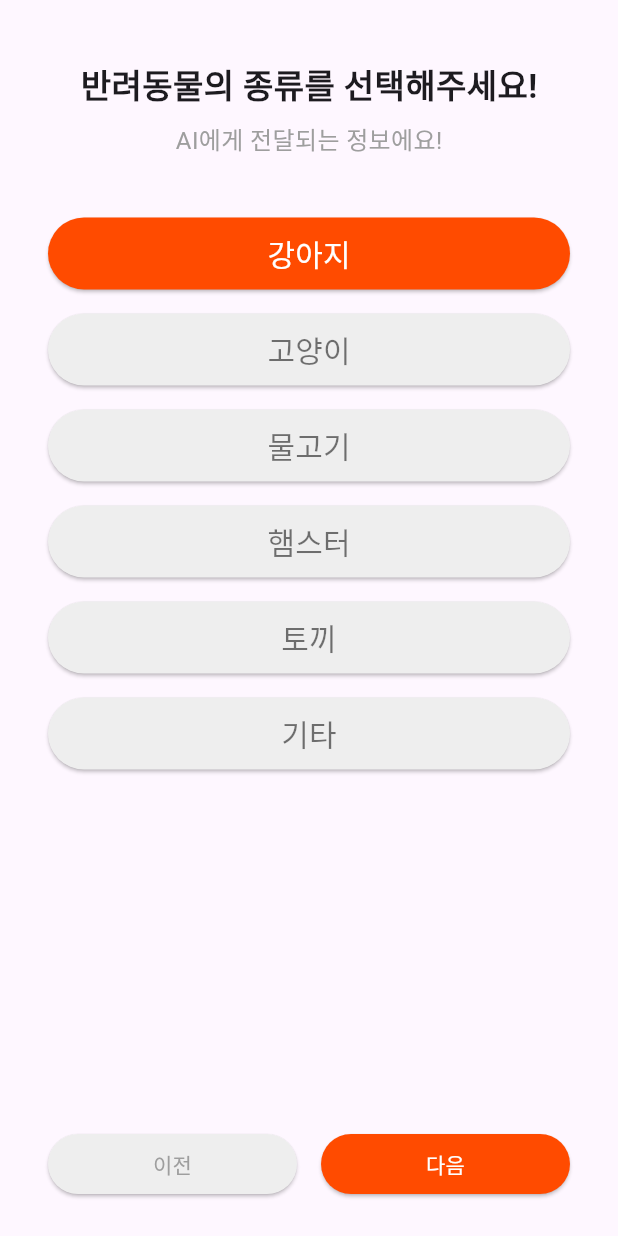
After one commit to DailyDog/DaengLog-FE, a Flutter app: the InformationFirst screen opened by its route, on a phone screen of 412 x 824 dp. The commit adds this screen. Run offline on Flutter 3.47's test engine with Material 3 defaults, Android fonts, the phone set to English and light mode, and no system bars.

Commit message:
:feat: information

```diff
--- /dev/null
+++ b/lib/features/collect_information/information_first.dart
@@ -0,0 +1,117 @@
+import 'package:flutter/material.dart';
+
+class InformationFirst extends StatefulWidget {
+  const InformationFirst({Key? key}) : super(key: key);
+
+  @override
+  State<InformationFirst> createState() => _InformationFirstState();
+}
+
+// _의 의미 : 클래스 내부에서만 사용하는 클래스
+class _InformationFirstState extends State<InformationFirst> {
+  int selectedIndex = 0;
+
+  final List<String> petTypes = [
+    '강아지',
+    '고양이',
+    '물고기',
+    '햄스터',
+    '토끼',
+    '기타',
+  ];
+
+  @override
+  Widget build(BuildContext context) {
+    return Scaffold(
+      body: SafeArea(
+        child: Column(
+          children: [
+            const SizedBox(height: 40),
+            const Text(
+              '반려동물의 종류를 선택해주세요!',
+              style: TextStyle(
+                fontSize: 22,
+                fontWeight: FontWeight.bold,
+              ),
+            ),
+            const SizedBox(height: 8),
+            const Text(
+              'AI에게 전달되는 정보에요!',
+              style: TextStyle(
+                fontSize: 16,
+                color: Colors.grey,
+              ),
+            ),
+            const SizedBox(height: 32),
+            ...List.generate(petTypes.length, (index) {
+              final isSelected = selectedIndex == index;
+              return Padding(
+                padding:
+                    const EdgeInsets.symmetric(vertical: 8, horizontal: 32),
+                child: ElevatedButton(
+                  style: ElevatedButton.styleFrom(
+                    backgroundColor:
+                        isSelected ? const Color(0xFFFF4B00) : Colors.grey[200],
+                    foregroundColor: isSelected ? Colors.white : Colors.black54,
+                    minimumSize: const Size.fromHeight(48),
+                    shape: RoundedRectangleBorder(
+                      borderRadius: BorderRadius.circular(32),
+                    ),
+                  ),
+                  onPressed: () {
+                    setState(() {
+                      selectedIndex = index;
+                    });
+                  },
+                  child: Text(
+                    petTypes[index],
+                    style: const TextStyle(fontSize: 20),
+                  ),
+                ),
+              );
+            }),
+            const Spacer(),
+            Padding(
+              padding: const EdgeInsets.symmetric(horizontal: 32, vertical: 24),
+              child: Row(
+                children: [
+                  Expanded(
+                    child: ElevatedButton(
+                      onPressed: () {
+                        // 이전 버튼 동작
+                      },
+                      style: ElevatedButton.styleFrom(
+                        backgroundColor: Colors.grey[200],
+                        foregroundColor: Colors.grey,
+                        shape: RoundedRectangleBorder(
+                          borderRadius: BorderRadius.circular(32),
+                        ),
+                      ),
+                      child: const Text('이전'),
+                    ),
+                  ),
+                  const SizedBox(width: 16),
+                  Expanded(
+                    child: ElevatedButton(
+                      onPressed: () {
+                        // 다음 버튼 동작 -> Navigator 달아야함
+                      },
+                      style: ElevatedButton.styleFrom(
+                        backgroundColor: const Color(0xFFFF4B00),
+                        foregroundColor: Colors.white,
+                        shape: RoundedRectangleBorder(
+                          borderRadius: BorderRadius.circular(32),
+                        ),
+                      ),
+                      child: const Text('다음'),
+                    ),
+                  ),
+                ],
+              ),
+            ),
+          ],
+        ),
+      ),
+    );
+  }
+}
--- a/pubspec.yaml
+++ b/pubspec.yaml
@@ -10,6 +10,7 @@ version: 0.0.1+1
 environment:
   sdk: '>=2.19.4 <4.0.0'
 
+# http api 호출 라이브러리
 dependencies:
   flutter:
     sdk: flutter
```
Also changed, not shown: lib/features/collect_information/information_sec.dart (added, +116 -0 lines), lib/main.dart (+8 -1 lines).
